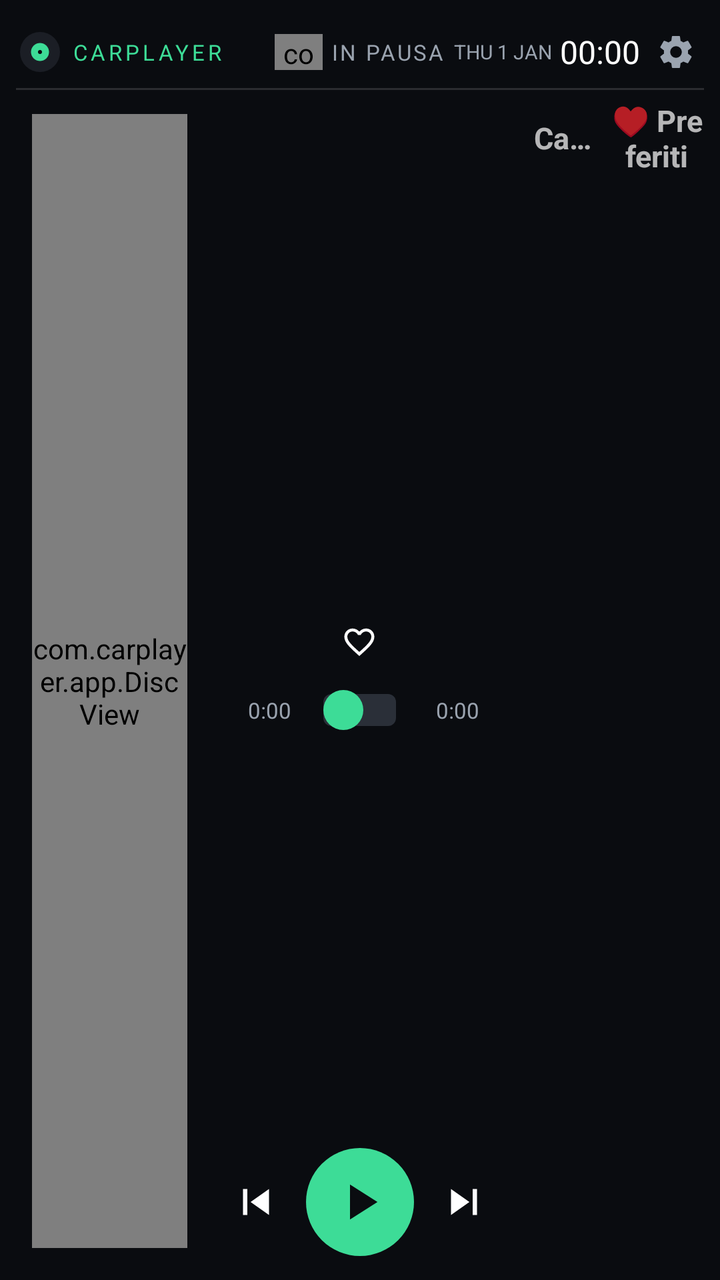
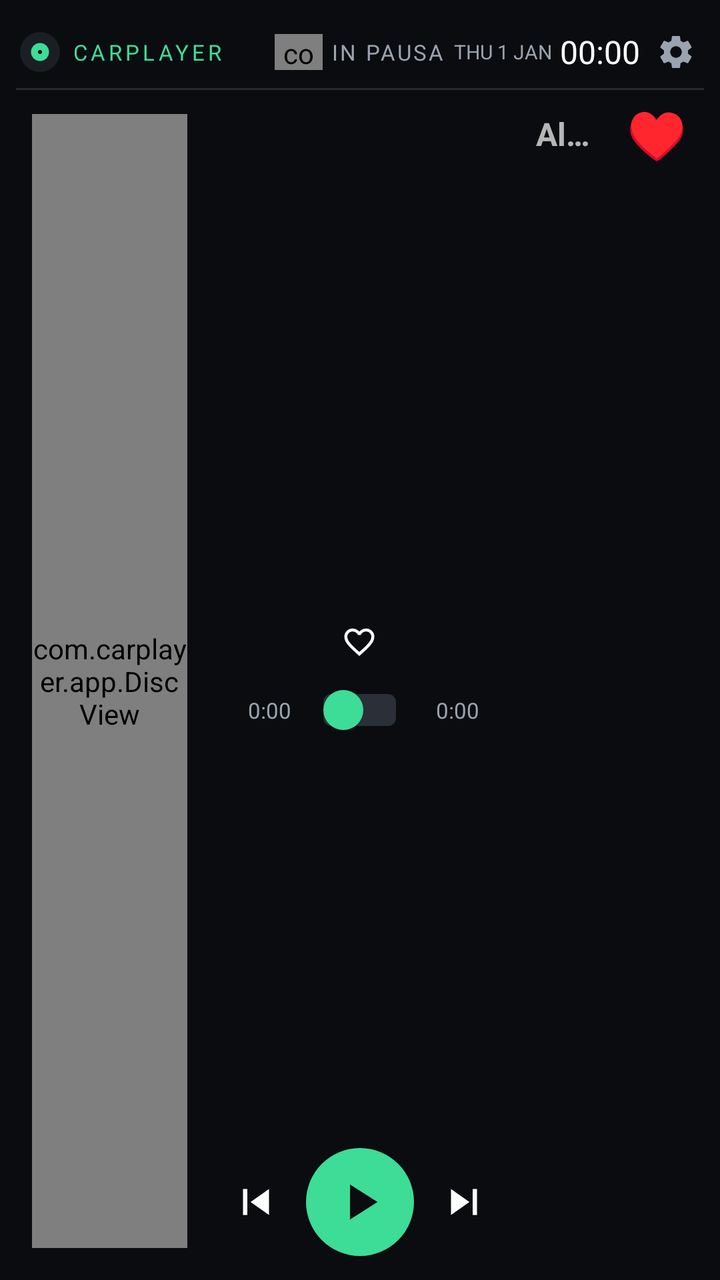

An Android layout rendered at two revisions. The XML below is the earlier revision; the diff shows what the commit changed to produce the second picture.
<!-- AndroidManifest.xml: application theme AppTheme -->
<!-- res/layout/activity_main.xml -->
<?xml version="1.0" encoding="utf-8"?>
<LinearLayout xmlns:android="http://schemas.android.com/apk/res/android"
    android:id="@+id/root"
    android:layout_width="match_parent"
    android:layout_height="match_parent"
    android:background="@color/bg"
    android:orientation="vertical"
    android:padding="@dimen/pad">

    
    <include layout="@layout/header" />

    <LinearLayout
        android:layout_width="match_parent"
        android:layout_height="0dp"
        android:layout_weight="1"
        android:baselineAligned="false"
        android:orientation="horizontal">

        
        <FrameLayout
            android:id="@+id/discCol"
            android:layout_width="0dp"
            android:layout_height="match_parent"
            android:layout_weight="3"
            android:padding="@dimen/pad">

            <com.carplayer.app.DiscView
                android:id="@+id/disc"
                android:layout_width="match_parent"
                android:layout_height="match_parent" />
        </FrameLayout>

        
        <LinearLayout
            android:id="@+id/centerCol"
            android:layout_width="0dp"
            android:layout_height="match_parent"
            android:layout_weight="5"
            android:orientation="vertical">

        
        <ScrollView
            android:layout_width="match_parent"
            android:layout_height="0dp"
            android:layout_weight="1"
            android:fillViewport="true"
            android:scrollbars="none">

            <LinearLayout
                android:layout_width="match_parent"
                android:layout_height="match_parent"
                android:gravity="center"
                android:orientation="vertical"
                android:paddingStart="@dimen/gap"
                android:paddingEnd="@dimen/gap">

                <TextView
                    android:id="@+id/tvTitle"
                    android:layout_width="match_parent"
                    android:layout_height="wrap_content"
                    android:ellipsize="end"
                    android:gravity="center"
                    android:maxLines="2"
                    android:minLines="1"
                    android:textColor="#FFFFFF"
                    android:textSize="@dimen/title_sp" />

                <TextView
                    android:id="@+id/tvArtist"
                    android:layout_width="match_parent"
                    android:layout_height="wrap_content"
                    android:layout_marginTop="2dp"
                    android:ellipsize="end"
                    android:gravity="center"
                    android:maxLines="1"
                    android:textColor="@color/gray"
                    android:textSize="@dimen/artist_sp" />

                <ImageButton
                    android:id="@+id/btnHeart"
                    android:layout_width="@dimen/heart"
                    android:layout_height="@dimen/heart"
                    android:layout_marginTop="4dp"
                    android:background="?android:attr/selectableItemBackgroundBorderless"
                    android:padding="@dimen/ico_pad"
                    android:scaleType="fitCenter"
                    android:src="@drawable/ic_heart" />

                
                <LinearLayout
                    android:layout_width="match_parent"
                    android:layout_height="wrap_content"
                    android:layout_marginTop="@dimen/gap"
                    android:gravity="center_vertical"
                    android:orientation="horizontal">

                    <TextView
                        android:id="@+id/tvPos"
                        android:layout_width="@dimen/time_w"
                        android:layout_height="wrap_content"
                        android:gravity="end"
                        android:text="0:00"
                        android:textColor="@color/gray"
                        android:textSize="@dimen/time_sp" />

                    <SeekBar
                        android:id="@+id/seek"
                        android:layout_width="0dp"
                        android:layout_height="@dimen/seek_h"
                        android:layout_weight="1"
                        android:progressDrawable="@drawable/seek_progress"
                        android:thumb="@drawable/seek_thumb"
                        android:thumbOffset="0dp"
                        android:splitTrack="false" />

                    <TextView
                        android:id="@+id/tvDur"
                        android:layout_width="@dimen/time_w"
                        android:layout_height="wrap_content"
                        android:paddingStart="4dp"
                        android:text="0:00"
                        android:textColor="@color/gray"
                        android:textSize="@dimen/time_sp" />
                </LinearLayout>

            </LinearLayout>
        </ScrollView>

        
        <LinearLayout
            android:layout_width="match_parent"
            android:layout_height="wrap_content"
            android:layout_marginTop="@dimen/gap"
            android:gravity="center"
            android:orientation="horizontal">

            <ImageButton
                android:id="@+id/btnShuffle"
                android:layout_width="@dimen/ctl_side"
                android:layout_height="@dimen/ctl_side"
                android:background="?android:attr/selectableItemBackgroundBorderless"
                android:padding="@dimen/ico_pad"
                android:scaleType="fitCenter"
                android:src="@drawable/ic_shuffle"
                android:tint="#FFFFFF" />

            <ImageButton
                android:id="@+id/btnPrev"
                android:layout_width="@dimen/ctl_mid"
                android:layout_height="@dimen/ctl_mid"
                android:background="?android:attr/selectableItemBackgroundBorderless"
                android:padding="@dimen/ico_pad"
                android:scaleType="fitCenter"
                android:src="@drawable/ic_prev"
                android:tint="#FFFFFF" />

            <ImageButton
                android:id="@+id/btnPlay"
                android:layout_width="@dimen/play"
                android:layout_height="@dimen/play"
                android:layout_marginStart="@dimen/gap"
                android:layout_marginEnd="@dimen/gap"
                android:background="@drawable/bg_play"
                android:padding="@dimen/play_pad"
                android:scaleType="fitCenter"
                android:src="@drawable/ic_play"
                android:tint="@color/bg" />

            <ImageButton
                android:id="@+id/btnNext"
                android:layout_width="@dimen/ctl_mid"
                android:layout_height="@dimen/ctl_mid"
                android:background="?android:attr/selectableItemBackgroundBorderless"
                android:padding="@dimen/ico_pad"
                android:scaleType="fitCenter"
                android:src="@drawable/ic_next"
                android:tint="#FFFFFF" />

            <ImageButton
                android:id="@+id/btnRepeat"
                android:layout_width="@dimen/ctl_side"
                android:layout_height="@dimen/ctl_side"
                android:background="?android:attr/selectableItemBackgroundBorderless"
                android:padding="@dimen/ico_pad"
                android:scaleType="fitCenter"
                android:src="@drawable/ic_repeat"
                android:tint="#FFFFFF" />
        </LinearLayout>

        <include layout="@layout/strip" />
        </LinearLayout>

        
        <LinearLayout
            android:id="@+id/rightCol"
            android:layout_width="0dp"
            android:layout_height="match_parent"
            android:layout_weight="3"
            android:orientation="vertical">

            <LinearLayout
                android:layout_width="match_parent"
                android:layout_height="@dimen/tab_h"
                android:orientation="horizontal">

                <TextView
                    android:id="@+id/tabFolder"
                    android:layout_width="0dp"
                    android:layout_height="match_parent"
                    android:layout_weight="1"
                    android:background="?android:attr/selectableItemBackground"
                    android:ellipsize="end"
                    android:gravity="center"
                    android:maxLines="1"
                    android:paddingStart="8dp"
                    android:paddingEnd="8dp"
                    android:text="Cartella"
                    android:textSize="@dimen/tab_sp"
                    android:textStyle="bold" />

                <TextView
                    android:id="@+id/tabFavs"
                    android:layout_width="0dp"
                    android:layout_height="match_parent"
                    android:layout_weight="1"
                    android:background="?android:attr/selectableItemBackground"
                    android:gravity="center"
                    android:text="&#9829; Preferiti"
                    android:textSize="@dimen/tab_sp"
                    android:textStyle="bold" />
            </LinearLayout>

            <FrameLayout
                android:layout_width="match_parent"
                android:layout_height="0dp"
                android:layout_weight="1">

                <ListView
                    android:id="@+id/list"
                    android:layout_width="match_parent"
                    android:layout_height="match_parent"
                    android:divider="@null"
                    android:scrollbars="none" />

                <TextView
                    android:id="@+id/tvEmpty"
                    android:layout_width="match_parent"
                    android:layout_height="match_parent"
                    android:background="?android:attr/selectableItemBackground"
                    android:gravity="center"
                    android:padding="16dp"
                    android:textColor="@color/gray"
                    android:textSize="@dimen/tab_sp"
                    android:visibility="gone" />
            </FrameLayout>
        </LinearLayout>

        
        <LinearLayout
            android:id="@+id/showList"
            android:layout_width="@dimen/handle_w"
            android:layout_height="match_parent"
            android:background="?android:attr/selectableItemBackground"
            android:gravity="center"
            android:orientation="vertical"
            android:visibility="gone">

            <ImageView
                android:id="@+id/ivHandle"
                android:layout_width="24dp"
                android:layout_height="24dp"
                android:src="@drawable/ic_chevron_left"
                android:tint="#FFFFFF" />
        </LinearLayout>
    </LinearLayout>
</LinearLayout>
<!-- res/layout/header.xml (included above) -->
<?xml version="1.0" encoding="utf-8"?>
<LinearLayout xmlns:android="http://schemas.android.com/apk/res/android"
    android:layout_width="match_parent"
    android:layout_height="wrap_content"
    android:layout_marginBottom="@dimen/gap"
    android:orientation="vertical">

    <LinearLayout
        android:layout_width="match_parent"
        android:layout_height="@dimen/header_h"
        android:gravity="center_vertical"
        android:orientation="horizontal">

        <LinearLayout
            android:layout_width="0dp"
            android:layout_height="match_parent"
            android:layout_weight="1"
            android:gravity="center_vertical|start"
            android:orientation="horizontal">

            <ImageView
                android:layout_width="@dimen/logo"
                android:layout_height="@dimen/logo"
                android:src="@drawable/ic_launcher" />

            <TextView
                android:id="@+id/tvBrand"
                android:layout_width="wrap_content"
                android:layout_height="wrap_content"
                android:layout_marginStart="@dimen/gap"
                android:letterSpacing="0.15"
                android:maxLines="1"
                android:text="CARPLAYER"
                android:textColor="@color/accent"
                android:textSize="@dimen/brand_sp" />
        </LinearLayout>

        <LinearLayout
            android:layout_width="wrap_content"
            android:layout_height="match_parent"
            android:gravity="center_vertical"
            android:orientation="horizontal">

            <com.carplayer.app.EqView
                android:id="@+id/eq"
                android:layout_width="@dimen/eq_w"
                android:layout_height="@dimen/eq_h" />

            <TextView
                android:id="@+id/tvStatus"
                android:layout_width="wrap_content"
                android:layout_height="wrap_content"
                android:layout_marginStart="@dimen/gap"
                android:letterSpacing="0.1"
                android:maxLines="1"
                android:text="IN PAUSA"
                android:textColor="@color/gray"
                android:textSize="@dimen/status_sp" />
        </LinearLayout>

        <LinearLayout
            android:layout_width="0dp"
            android:layout_height="match_parent"
            android:layout_weight="1"
            android:gravity="center_vertical|end"
            android:orientation="horizontal">

            <TextClock
                android:id="@+id/dateClock"
                android:layout_width="wrap_content"
                android:layout_height="wrap_content"
                android:layout_marginEnd="@dimen/gap"
                android:format12Hour="EEE d MMM"
                android:format24Hour="EEE d MMM"
                android:textAllCaps="true"
                android:textColor="@color/gray"
                android:textSize="@dimen/date_sp" />

            <TextClock
                android:id="@+id/clock"
                android:layout_width="wrap_content"
                android:layout_height="wrap_content"
                android:format12Hour="HH:mm"
                android:format24Hour="HH:mm"
                android:textColor="#FFFFFF"
                android:textSize="@dimen/clock_sp" />

            
            <ImageButton
                android:id="@+id/btnSettings"
                android:layout_width="@dimen/gear"
                android:layout_height="@dimen/gear"
                android:layout_marginStart="@dimen/gap"
                android:background="?android:attr/selectableItemBackgroundBorderless"
                android:padding="4dp"
                android:scaleType="fitCenter"
                android:src="@drawable/ic_gear" />
        </LinearLayout>
    </LinearLayout>

    <View
        android:layout_width="match_parent"
        android:layout_height="1dp"
        android:background="#22FFFFFF" />
</LinearLayout>
<!-- res/layout/strip.xml (included above) -->
<?xml version="1.0" encoding="utf-8"?>
<HorizontalScrollView xmlns:android="http://schemas.android.com/apk/res/android"
    android:id="@+id/strip"
    android:layout_width="match_parent"
    android:layout_height="wrap_content"
    android:layout_marginTop="@dimen/gap"
    android:overScrollMode="never"
    android:scrollbars="none">

    <LinearLayout
        android:id="@+id/stripBox"
        android:layout_width="wrap_content"
        android:layout_height="wrap_content"
        android:orientation="horizontal" />
</HorizontalScrollView>
<!-- resources referenced by this layout -->
<resources>
  <color name="accent">#3DDC97</color>
  <color name="bg">#0A0C10</color>
  <color name="gray">#9AA3AF</color>
  <dimen name="artist_sp">13sp</dimen>
  <dimen name="brand_sp">11sp</dimen>
  <dimen name="clock_sp">16sp</dimen>
  <dimen name="ctl_mid">42dp</dimen>
  <dimen name="ctl_side">32dp</dimen>
  <dimen name="date_sp">10sp</dimen>
  <dimen name="eq_h">18dp</dimen>
  <dimen name="eq_w">24dp</dimen>
  <dimen name="gap">4dp</dimen>
  <dimen name="gear">28dp</dimen>
  <dimen name="handle_w">20dp</dimen>
  <dimen name="header_h">36dp</dimen>
  <dimen name="heart">34dp</dimen>
  <dimen name="ico_pad">8dp</dimen>
  <dimen name="logo">24dp</dimen>
  <dimen name="pad">8dp</dimen>
  <dimen name="play">54dp</dimen>
  <dimen name="play_pad">12dp</dimen>
  <dimen name="seek_h">26dp</dimen>
  <dimen name="status_sp">11sp</dimen>
  <dimen name="tab_h">40dp</dimen>
  <dimen name="tab_sp">15sp</dimen>
  <dimen name="time_sp">11sp</dimen>
  <dimen name="time_w">40dp</dimen>
  <dimen name="title_sp">22sp</dimen>
  <!-- drawable bg_play (drawable) -->
  <?xml version="1.0" encoding="utf-8"?>
  <shape xmlns:android="http://schemas.android.com/apk/res/android" android:shape="oval">
      <solid android:color="@color/accent" />
  </shape>
  <!-- drawable ic_chevron_left (drawable) -->
  <vector xmlns:android="http://schemas.android.com/apk/res/android"
      android:width="24dp"
      android:height="24dp"
      android:viewportWidth="24"
      android:viewportHeight="24">
      <path
          android:fillColor="#FFFFFF"
          android:pathData="M15.4,7.4L14,6l-6,6 6,6 1.4,-1.4L10.8,12z" />
  </vector>
  <!-- drawable ic_next (drawable) -->
  <vector xmlns:android="http://schemas.android.com/apk/res/android"
      android:width="24dp" android:height="24dp" android:viewportWidth="24" android:viewportHeight="24">
      <path android:fillColor="#FFFFFF" android:pathData="M6,18l8.5,-6L6,6v12zM16,6v12h2V6h-2z" />
  </vector>
  <!-- drawable ic_play (drawable) -->
  <vector xmlns:android="http://schemas.android.com/apk/res/android"
      android:width="24dp" android:height="24dp" android:viewportWidth="24" android:viewportHeight="24">
      <path android:fillColor="#FFFFFF" android:pathData="M8,5v14l11,-7z" />
  </vector>
  <!-- drawable ic_prev (drawable) -->
  <vector xmlns:android="http://schemas.android.com/apk/res/android"
      android:width="24dp" android:height="24dp" android:viewportWidth="24" android:viewportHeight="24">
      <path android:fillColor="#FFFFFF" android:pathData="M6,6h2v12H6zm3.5,6l8.5,6V6z" />
  </vector>
  <!-- drawable ic_repeat (drawable) -->
  <vector xmlns:android="http://schemas.android.com/apk/res/android"
      android:width="24dp" android:height="24dp" android:viewportWidth="24" android:viewportHeight="24">
      <path android:fillColor="#FFFFFF" android:pathData="M7,7h10v3l4,-4 -4,-4v3H5v6h2V7zm10,10H7v-3l-4,4 4,4v-3h12v-6h-2v4z" />
  </vector>
  <!-- drawable seek_thumb (drawable) -->
  <?xml version="1.0" encoding="utf-8"?>
  <shape xmlns:android="http://schemas.android.com/apk/res/android" android:shape="oval">
      <solid android:color="@color/accent" />
      <size android:width="20dp" android:height="20dp" />
  </shape>
  <style name="AppTheme" parent="android:Theme.Material.NoActionBar">
          <item name="android:windowBackground">@color/bg</item>
          <item name="android:statusBarColor">@color/bg</item>
          <item name="android:navigationBarColor">@color/bg</item>
          <item name="android:colorAccent">@color/accent</item>
      </style>
  <dimen name="seek_thick">8dp</dimen>
  <!-- unchanged entries left out for length: 5 -->
</resources>

<!-- the commit's change to res/layout/activity_main.xml (unified diff, before → after) -->
@@ -215,7 +215,7 @@
                     android:maxLines="1"
                     android:paddingStart="8dp"
                     android:paddingEnd="8dp"
-                    android:text="Cartella"
+                    android:text="Album"
                     android:textSize="@dimen/tab_sp"
                     android:textStyle="bold" />
 
@@ -226,8 +226,9 @@
                     android:layout_weight="1"
                     android:background="?android:attr/selectableItemBackground"
                     android:gravity="center"
-                    android:text="&#9829; Preferiti"
-                    android:textSize="@dimen/tab_sp"
+                    android:text="&#9829;"
+                    android:textColor="#FF4D6D"
+                    android:textSize="@dimen/tab_heart_sp"
                     android:textStyle="bold" />
             </LinearLayout>
 
<!-- resource entries referenced after the edit -->
@@ -23,8 +23,9 @@
   <dimen name="play_pad">12dp</dimen>
   <dimen name="seek_h">26dp</dimen>
   <dimen name="status_sp">11sp</dimen>
-  <dimen name="tab_h">40dp</dimen>
-  <dimen name="tab_sp">15sp</dimen>
+  <dimen name="tab_h">36dp</dimen>
+  <dimen name="tab_heart_sp">24sp</dimen>
+  <dimen name="tab_sp">16sp</dimen>
   <dimen name="time_sp">11sp</dimen>
   <dimen name="time_w">40dp</dimen>
   <dimen name="title_sp">22sp</dimen>
